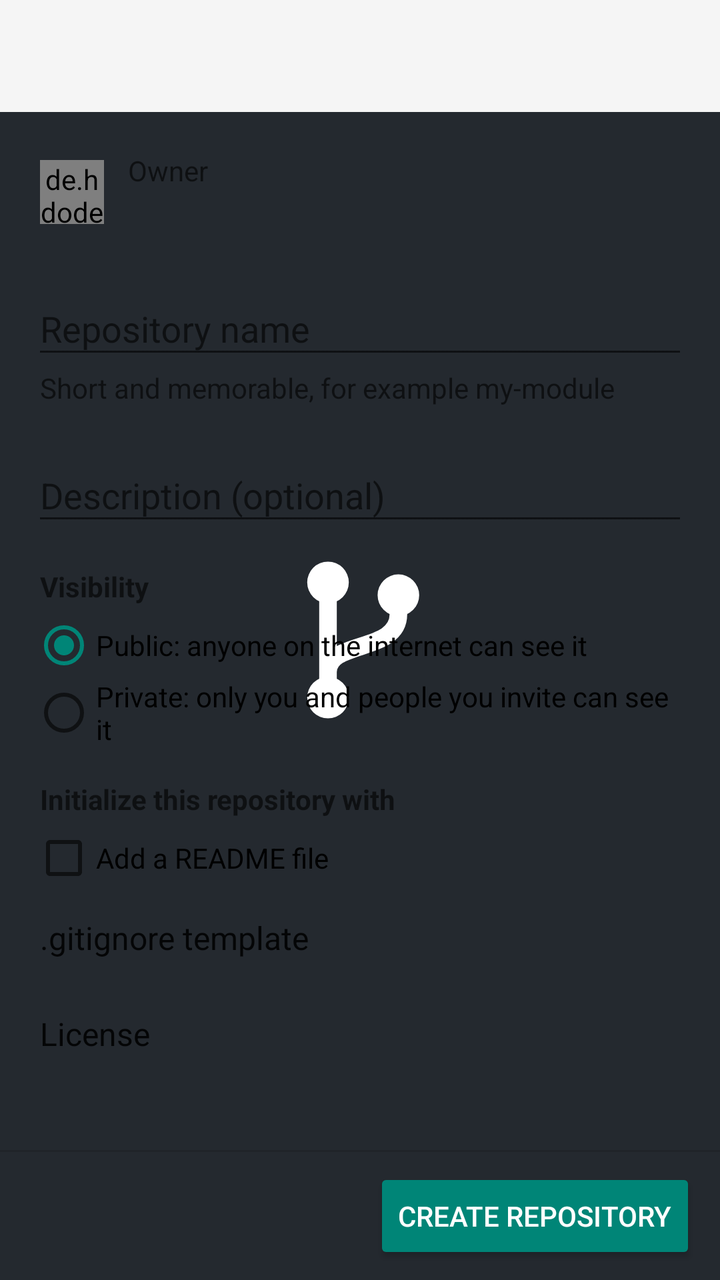
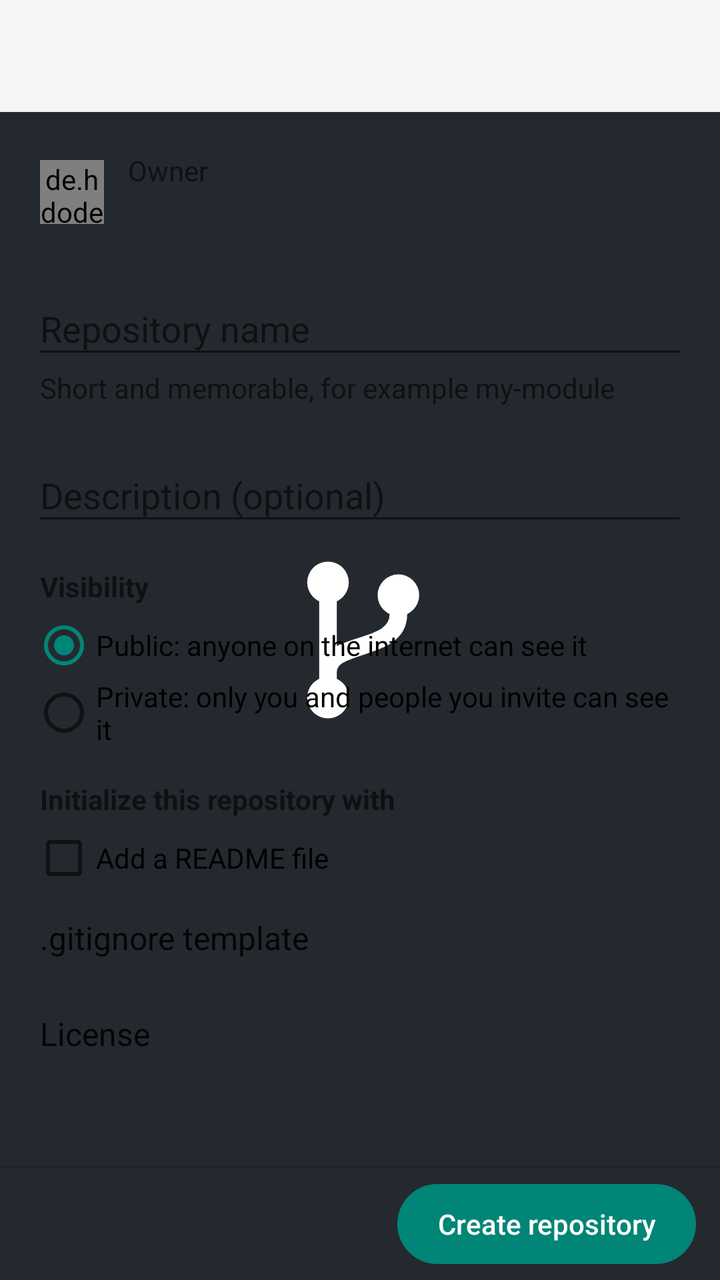

Two renders of the same Android screen: before a commit and after it. Below are the layout's source before the change and the commit's diff.
<!-- AndroidManifest.xml: application theme SplashTheme -->
<!-- res/layout/activity_create_repository.xml -->
<?xml version="1.0" encoding="utf-8"?>
<LinearLayout
    xmlns:android="http://schemas.android.com/apk/res/android"
    xmlns:app="http://schemas.android.com/apk/res-auto"
    android:orientation="vertical"
    android:layout_width="match_parent"
    android:layout_height="match_parent">

    <include layout="@layout/layout_appbar"/>

    <FrameLayout
        android:layout_width="match_parent"
        android:layout_height="0dp"
        android:layout_weight="1">

        <androidx.core.widget.NestedScrollView
            android:layout_width="match_parent"
            android:layout_height="match_parent">

            <LinearLayout
                android:layout_width="match_parent"
                android:layout_height="wrap_content"
                android:orientation="vertical"
                android:paddingStart="@dimen/spacing_large"
                android:paddingEnd="@dimen/spacing_large"
                android:paddingTop="@dimen/spacing_normal"
                android:paddingBottom="@dimen/spacing_large">

                
                <LinearLayout
                    android:id="@+id/owner_row"
                    android:layout_width="match_parent"
                    android:layout_height="wrap_content"
                    android:orientation="horizontal"
                    android:gravity="center_vertical"
                    android:minHeight="56dp"
                    android:background="?android:selectableItemBackground">
                    <de.hdodenhof.circleimageview.CircleImageView
                        android:id="@+id/owner_avatar"
                        android:layout_width="32dp"
                        android:layout_height="32dp"
                        android:layout_marginStart="@dimen/spacing_mini"/>
                    <LinearLayout
                        android:layout_width="0dp"
                        android:layout_height="wrap_content"
                        android:layout_weight="1"
                        android:layout_marginStart="@dimen/spacing_normal"
                        android:orientation="vertical">
                        <TextView
                            android:layout_width="wrap_content"
                            android:layout_height="wrap_content"
                            android:text="@string/repo_create_owner"
                            android:textSize="@dimen/text_small"
                            android:textColor="?android:textColorSecondary"/>
                        <TextView
                            android:id="@+id/owner_text"
                            android:layout_width="wrap_content"
                            android:layout_height="wrap_content"
                            android:textSize="@dimen/text_normal"
                            android:textColor="?android:textColorPrimary"/>
                    </LinearLayout>
                    <androidx.appcompat.widget.AppCompatImageView
                        android:id="@+id/owner_arrow"
                        android:layout_width="24dp"
                        android:layout_height="24dp"
                        app:srcCompat="@drawable/ic_arrow_drop_down"/>
                </LinearLayout>

                
                <com.google.android.material.textfield.TextInputLayout
                    android:id="@+id/name_layout"
                    android:layout_width="match_parent"
                    android:layout_height="wrap_content"
                    android:layout_marginTop="@dimen/spacing_small"
                    android:hint="@string/repo_create_name">
                    <com.google.android.material.textfield.TextInputEditText
                        android:id="@+id/name_edit"
                        android:layout_width="match_parent"
                        android:layout_height="wrap_content"
                        android:inputType="text|textNoSuggestions"
                        android:imeOptions="actionNext"
                        android:maxLength="100"
                        android:maxLines="1"/>
                </com.google.android.material.textfield.TextInputLayout>

                <TextView
                    android:id="@+id/name_status"
                    android:layout_width="match_parent"
                    android:layout_height="wrap_content"
                    android:layout_marginStart="@dimen/spacing_mini"
                    android:text="@string/repo_create_name_hint"
                    android:textSize="@dimen/text_small"
                    android:textColor="?android:textColorSecondary"/>

                
                <com.google.android.material.textfield.TextInputLayout
                    android:layout_width="match_parent"
                    android:layout_height="wrap_content"
                    android:layout_marginTop="@dimen/spacing_normal"
                    android:hint="@string/repo_create_description">
                    <com.google.android.material.textfield.TextInputEditText
                        android:id="@+id/description_edit"
                        android:layout_width="match_parent"
                        android:layout_height="wrap_content"
                        android:inputType="textMultiLine|textCapSentences"
                        android:maxLines="4"/>
                </com.google.android.material.textfield.TextInputLayout>

                
                <TextView
                    style="@style/FormSectionTitle"
                    android:text="@string/repo_create_visibility"/>
                <RadioGroup
                    android:id="@+id/visibility_group"
                    android:layout_width="match_parent"
                    android:layout_height="wrap_content"
                    android:orientation="vertical">
                    <RadioButton
                        android:id="@+id/visibility_public"
                        android:layout_width="match_parent"
                        android:layout_height="wrap_content"
                        android:checked="true"
                        android:text="@string/repo_create_public"/>
                    <RadioButton
                        android:id="@+id/visibility_private"
                        android:layout_width="match_parent"
                        android:layout_height="wrap_content"
                        android:text="@string/repo_create_private"/>
                </RadioGroup>

                
                <TextView
                    style="@style/FormSectionTitle"
                    android:text="@string/repo_create_initialize"/>
                <CheckBox
                    android:id="@+id/readme_check"
                    android:layout_width="match_parent"
                    android:layout_height="wrap_content"
                    android:text="@string/repo_create_readme"/>

                <LinearLayout
                    android:id="@+id/gitignore_row"
                    style="@style/FormChoiceRow">
                    <TextView
                        android:layout_width="wrap_content"
                        android:layout_height="wrap_content"
                        android:text="@string/repo_create_gitignore"
                        android:textSize="@dimen/text_normal"
                        android:textColor="?android:textColorPrimary"/>
                    <TextView
                        android:id="@+id/gitignore_text"
                        style="@style/FormChoiceValue"/>
                    <androidx.appcompat.widget.AppCompatImageView
                        android:layout_width="24dp"
                        android:layout_height="24dp"
                        app:srcCompat="@drawable/ic_arrow_drop_down"/>
                </LinearLayout>

                <LinearLayout
                    android:id="@+id/license_row"
                    style="@style/FormChoiceRow">
                    <TextView
                        android:layout_width="wrap_content"
                        android:layout_height="wrap_content"
                        android:text="@string/repo_create_license"
                        android:textSize="@dimen/text_normal"
                        android:textColor="?android:textColorPrimary"/>
                    <TextView
                        android:id="@+id/license_text"
                        style="@style/FormChoiceValue"/>
                    <androidx.appcompat.widget.AppCompatImageView
                        android:layout_width="24dp"
                        android:layout_height="24dp"
                        app:srcCompat="@drawable/ic_arrow_drop_down"/>
                </LinearLayout>

                <TextView
                    android:id="@+id/summary_text"
                    android:layout_width="match_parent"
                    android:layout_height="wrap_content"
                    android:layout_marginTop="@dimen/spacing_large"
                    android:layout_marginStart="@dimen/spacing_mini"
                    android:textSize="@dimen/text_small"
                    android:textColor="?android:textColorSecondary"/>

            </LinearLayout>
        </androidx.core.widget.NestedScrollView>

        <ProgressBar
            android:id="@+id/loader"
            style="@style/Widget.AppCompat.ProgressBar.Horizontal"
            android:layout_width="match_parent"
            android:layout_height="wrap_content"
            android:layout_gravity="top"
            android:indeterminate="true"
            android:visibility="gone"/>
    </FrameLayout>

    <View
        android:layout_width="match_parent"
        android:layout_height="1dp"
        android:background="?android:listDivider"/>

    <LinearLayout
        android:layout_width="match_parent"
        android:layout_height="wrap_content"
        android:orientation="horizontal"
        android:gravity="center_vertical|end"
        android:paddingStart="@dimen/spacing_normal"
        android:paddingEnd="@dimen/spacing_normal"
        android:paddingTop="@dimen/spacing_small"
        android:paddingBottom="@dimen/spacing_small">
        <Button
            android:id="@+id/create_bn"
            style="@style/Widget.AppCompat.Button.Colored"
            android:layout_width="wrap_content"
            android:layout_height="wrap_content"
            android:text="@string/repo_create_button"/>
    </LinearLayout>

</LinearLayout>
<!-- res/layout/layout_appbar.xml (included above) -->
<?xml version="1.0" encoding="utf-8"?>
<com.google.android.material.appbar.AppBarLayout
    xmlns:android="http://schemas.android.com/apk/res/android"
    xmlns:app="http://schemas.android.com/apk/res-auto"
    android:id="@+id/app_bar"
    android:layout_width="match_parent"
    android:layout_height="wrap_content"
    android:theme="?appbar_theme">

    <androidx.appcompat.widget.Toolbar
        android:id="@+id/toolbar"
        android:layout_width="match_parent"
        android:layout_height="?attr/actionBarSize"
        android:background="?attr/colorPrimary"
        app:popupTheme="?popup_theme">

    </androidx.appcompat.widget.Toolbar>

    <com.google.android.material.tabs.TabLayout
        android:id="@+id/tab_layout"
        android:layout_width="match_parent"
        android:layout_height="wrap_content"
        android:visibility="gone"
        app:tabGravity="fill"
        app:tabMode="fixed"
        app:tabTextAppearance="@style/TextAppearance.Design.Tab"
        app:tabSelectedTextColor="?title_color"/>

</com.google.android.material.appbar.AppBarLayout>
<!-- resources referenced by this layout -->
<resources>
  <dimen name="spacing_large">16dp</dimen>
  <dimen name="spacing_mini">4dp</dimen>
  <dimen name="spacing_normal">12dp</dimen>
  <dimen name="spacing_small">8dp</dimen>
  <dimen name="text_normal">16sp</dimen>
  <dimen name="text_small">14sp</dimen>
  <!-- drawable ic_arrow_drop_down (drawable) -->
  <vector xmlns:android="http://schemas.android.com/apk/res/android"
          android:width="24dp"
          android:height="24dp"
          android:viewportWidth="24.0"
          android:viewportHeight="24.0">
      <path
          android:fillColor="?icon_color"
          android:pathData="M7,10l5,5 5,-5z"/>
  </vector>
  <string name="repo_create_button">Create repository</string>
  <string name="repo_create_description">Description (optional)</string>
  <string name="repo_create_gitignore">.gitignore template</string>
  <string name="repo_create_initialize">Initialize this repository with</string>
  <string name="repo_create_license">License</string>
  <string name="repo_create_name">Repository name</string>
  <string name="repo_create_name_hint">Short and memorable, for example my-module</string>
  <string name="repo_create_owner">Owner</string>
  <string name="repo_create_private">Private: only you and people you invite can see it</string>
  <string name="repo_create_public">Public: anyone on the internet can see it</string>
  <string name="repo_create_readme">Add a README file</string>
  <string name="repo_create_visibility">Visibility</string>
  <style name="FormChoiceRow">
          <item name="android:layout_width">match_parent</item>
          <item name="android:layout_height">wrap_content</item>
          <item name="android:orientation">horizontal</item>
          <item name="android:gravity">center_vertical</item>
          <item name="android:minHeight">48dp</item>
          <item name="android:paddingStart">@dimen/spacing_mini</item>
          <item name="android:background">?android:selectableItemBackground</item>
      </style>
  <style name="FormChoiceValue">
          <item name="android:layout_width">0dp</item>
          <item name="android:layout_height">wrap_content</item>
          <item name="android:layout_weight">1</item>
          <item name="android:layout_marginStart">@dimen/spacing_small</item>
          <item name="android:gravity">end</item>
          <item name="android:textSize">@dimen/text_normal</item>
          <item name="android:textColor">?colorAccent</item>
          <item name="android:maxLines">1</item>
          <item name="android:ellipsize">end</item>
      </style>
  <style name="SplashTheme" parent="Theme.AppCompat.Light.NoActionBar">
          
          <item name="android:statusBarColor">@color/transparent</item>
          
          <item name="android:windowBackground">@drawable/splash_screen_drawable</item>
          
      </style>
  <color name="transparent">#00FFFFFF</color>
  <color name="logo_background">#24292F</color>
  <!-- unchanged entries left out for length: 2 -->
</resources>

<!-- the commit's change to res/layout/activity_create_repository.xml (unified diff, before → after) -->
@@ -212,7 +212,7 @@
         android:paddingBottom="@dimen/spacing_small">
         <Button
             android:id="@+id/create_bn"
-            style="@style/Widget.AppCompat.Button.Colored"
+            style="@style/OpenHubButton"
             android:layout_width="wrap_content"
             android:layout_height="wrap_content"
             android:text="@string/repo_create_button"/>
<!-- resource entries referenced after the edit -->
@@ -48,6 +48,18 @@
           <item name="android:maxLines">1</item>
           <item name="android:ellipsize">end</item>
       </style>
+  <style name="OpenHubButton" parent="Widget.AppCompat.Button">
+          <item name="android:background">@drawable/btn_filled</item>
+          <item name="android:textColor">@color/btn_filled_text</item>
+          <item name="android:textAllCaps">false</item>
+          <item name="android:textSize">14sp</item>
+          <item name="android:fontFamily">sans-serif-medium</item>
+          <item name="android:minHeight">40dp</item>
+          <item name="android:minWidth">64dp</item>
+          <item name="android:paddingStart">20dp</item>
+          <item name="android:paddingEnd">20dp</item>
+          <item name="android:stateListAnimator">@animator/btn_press</item>
+      </style>
   <style name="SplashTheme" parent="Theme.AppCompat.Light.NoActionBar">
           
           <item name="android:statusBarColor">@color/transparent</item>
@@ -55,6 +67,17 @@
           <item name="android:windowBackground">@drawable/splash_screen_drawable</item>
           
       </style>
+  <!-- drawable btn_filled (drawable) -->
+  <?xml version="1.0" encoding="utf-8"?>
+  <ripple xmlns:android="http://schemas.android.com/apk/res/android"
+      android:color="#40FFFFFF">
+      <item>
+          <shape android:shape="rectangle">
+              <corners android:radius="20dp"/>
+              <solid android:color="@color/btn_filled_fill"/>
+          </shape>
+      </item>
+  </ripple>
   <color name="transparent">#00FFFFFF</color>
   <color name="logo_background">#24292F</color>
   <!-- unchanged entries left out for length: 2 -->
